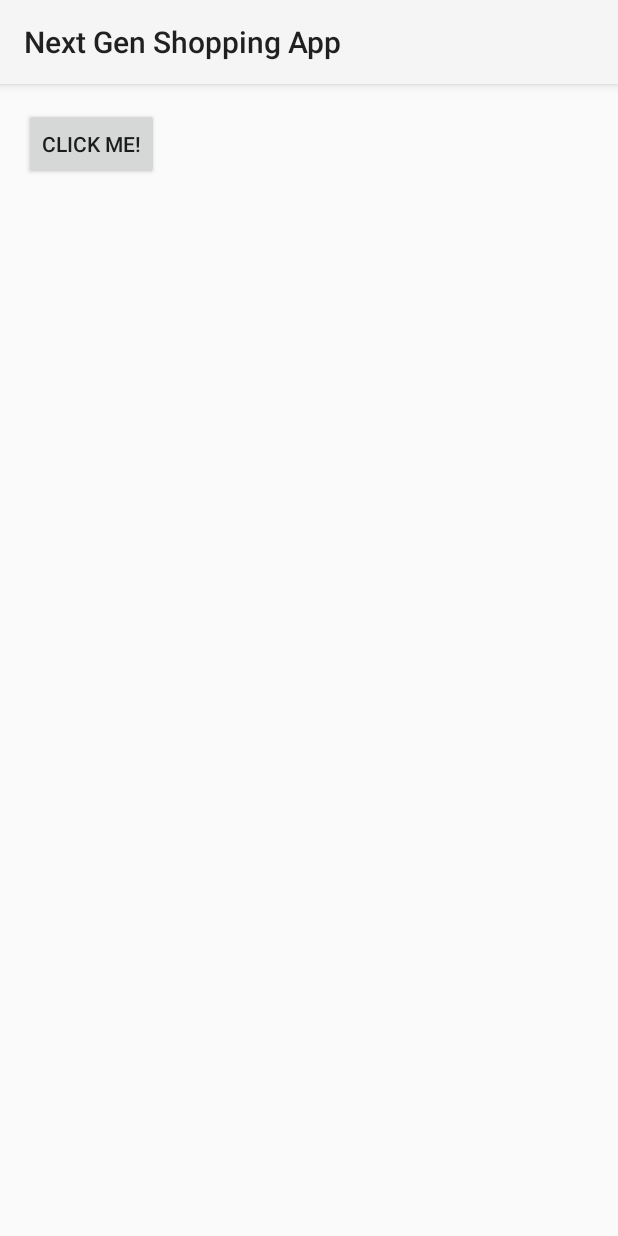
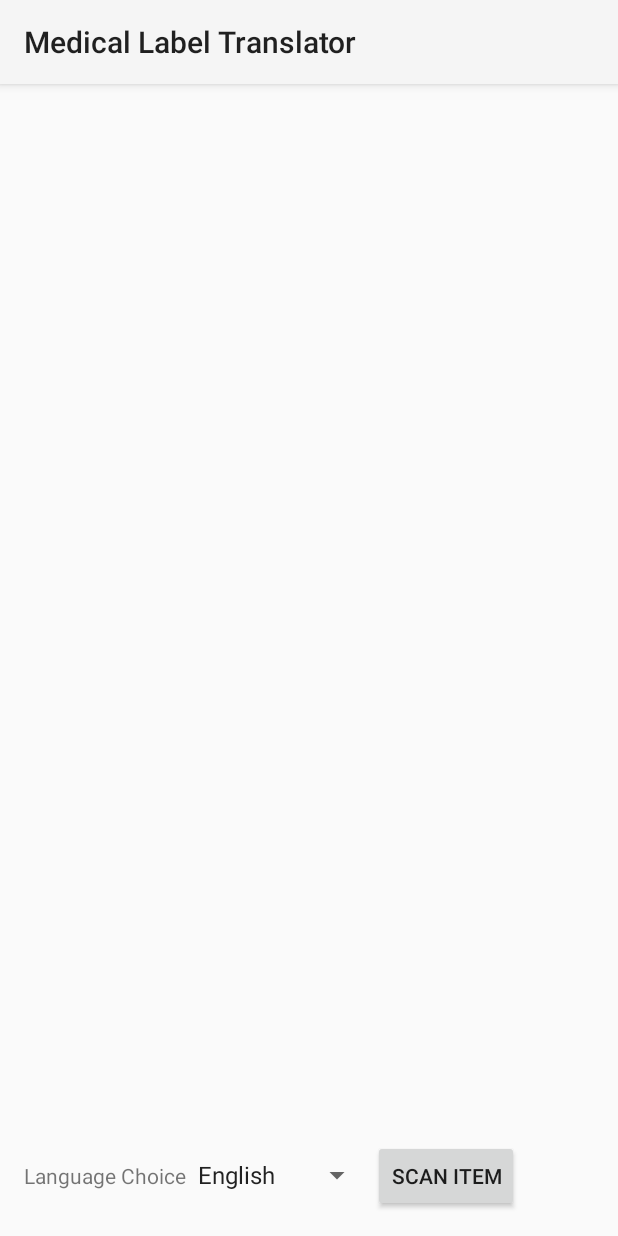
Before and after one commit to bhatia4/KnextGen1, an Android app: the layout activity_launch.xml on its own in the app's theme, with its tools: preview values and no code run, on a phone screen of 412 x 824 dp. Run offline under Robolectric (Android 15) with nearby library versions, the phone set to English and light mode, and no system bars.

Commit message:
Adding basic UI to scan a barcode and get the translated instructions in a ScrollView.

```diff
--- a/app/src/main/AndroidManifest.xml
+++ b/app/src/main/AndroidManifest.xml
@@ -1,6 +1,8 @@
 <?xml version="1.0" encoding="utf-8"?>
 <manifest xmlns:android="http://schemas.android.com/apk/res/android"
     package="mass.knextgen1" >
+
+    <uses-permission android:name="android.permission.INTERNET" />
 
     <application
         android:allowBackup="true"
@@ -8,7 +10,7 @@
         android:label="@string/app_name"
         android:theme="@style/AppTheme" >
         <activity
-            android:name=".LaunchActivity"
+            android:name=".activities.LaunchActivity"
             android:label="@string/app_name" >
             <intent-filter>
                 <action android:name="android.intent.action.MAIN" />
--- a/app/src/main/res/layout/activity_launch.xml
+++ b/app/src/main/res/layout/activity_launch.xml
@@ -7,18 +7,41 @@
     android:paddingTop="@dimen/activity_vertical_margin"
     android:paddingBottom="@dimen/activity_vertical_margin"
     android:orientation="vertical"
-    tools:context=".LaunchActivity">
+    tools:context=".activities.LaunchActivity">
 
-    <Button
-        android:text="@string/click_me"
-        android:layout_width="wrap_content"
+    <ScrollView
+        android:layout_width="fill_parent"
+        android:layout_height="0dp"
+        android:layout_weight="1">
+
+        <TextView
+            android:id="@+id/txt_result"
+            android:layout_width="wrap_content"
+            android:layout_height="wrap_content" />
+
+    </ScrollView>
+
+    <LinearLayout
+        android:layout_width="fill_parent"
         android:layout_height="wrap_content"
-        android:onClick="clickMeClicked"/>
+        android:orientation="horizontal">
 
-    <TextView
-        android:id="@+id/txt_result"
-        android:text=""
-        android:layout_width="wrap_content"
-        android:layout_height="wrap_content" />
+        <TextView
+            android:text="@string/language_choice_title"
+            android:layout_width="wrap_content"
+            android:layout_height="wrap_content" />
 
+        <Spinner
+            android:id="@+id/spn_languageChoice"
+            android:layout_width="wrap_content"
+            android:layout_height="wrap_content"
+            android:entries="@array/languages"/>
+
+        <Button
+            android:id="@+id/btn_scanItem"
+            android:text="@string/scan_item"
+            android:layout_width="wrap_content"
+            android:layout_height="wrap_content"
+            android:onClick="scanItemClicked"/>
+    </LinearLayout>
 </LinearLayout>
--- /dev/null
+++ b/app/src/main/res/values/arrays.xml
@@ -0,0 +1,15 @@
+<resources xmlns:android="http://schemas.android.com/apk/res/android">
+    <string-array
+        name="languages">
+        <item>English</item>
+        <item>Español</item>
+        <item>Français</item>
+    </string-array>
+
+    <string-array
+        name="languageSuffix">
+        <item>en</item>
+        <item>es</item>
+        <item>fr</item>
+    </string-array>
+</resources>
--- a/app/src/main/res/values/strings.xml
+++ b/app/src/main/res/values/strings.xml
@@ -1,9 +1,7 @@
 <?xml version="1.0" encoding="utf-8"?>
 <resources>
 
-    <string name="app_name">Next Gen Shopping App</string>
-    <string name="hello_world">Hello world!</string>
+    <string name="app_name">Medical Label Translator</string>
     <string name="action_settings">Settings</string>
-    <string name="click_me">Click Me!</string>
 
 </resources>
--- /dev/null
+++ b/app/src/main/res/values/strings_launch.xml
@@ -0,0 +1,4 @@
+<?xml version="1.0" encoding="utf-8"?>
+<resources>
+    <string name="scan_item">Scan Item</string>
+</resources>
--- /dev/null
+++ b/app/src/main/res/values/strings_url.xml
@@ -0,0 +1,5 @@
+<?xml version="1.0" encoding="utf-8"?>
+<resources>
+    <string name="url_1">https://api.mongolab.com/api/1/databases/meds_db/collections/meds_table_</string>
+    <string name="url_3B">apiKey=VxUDzy-whQi2yALDCd4PXD9WvNWgOLga</string>
+</resources>
```
Also changed, not shown: app/src/main/java/mass/knextgen1/LaunchActivity.java (deleted, +0 -54 lines), app/src/main/java/mass/knextgen1/activities/LaunchActivity.java (added, +145 -0 lines), app/src/main/java/mass/knextgen1/util/GlobalPreferenceManager.java (added, +58 -0 lines), app/src/main/java/mass/knextgen1/util/JSONServlet.java (added, +104 -0 lines), app/src/main/java/mass/knextgen1/util/TranslatorUtility.java (added, +19 -0 lines), app/src/main/res/values/strings_json.xml (added, +9 -0 lines), app/src/main/res/values/strings_preferences.xml (added, +8 -0 lines), app/src/main/res/xml/preferences.xml (added, +16 -0 lines).
